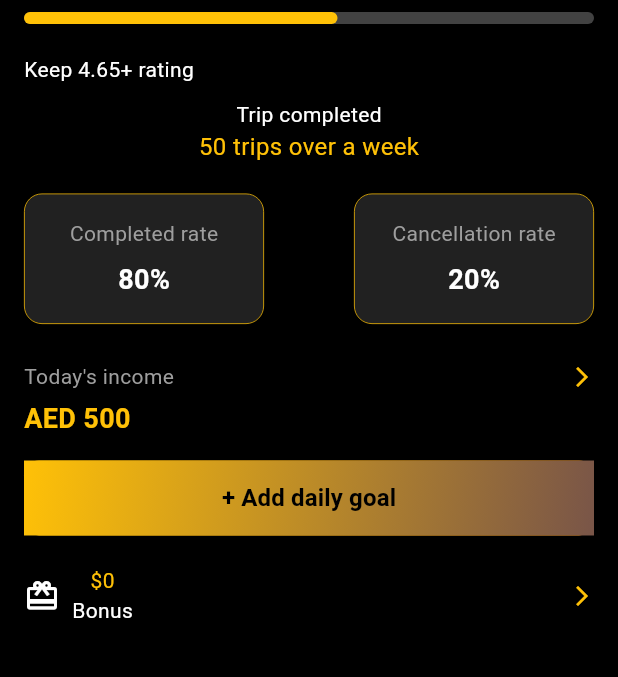
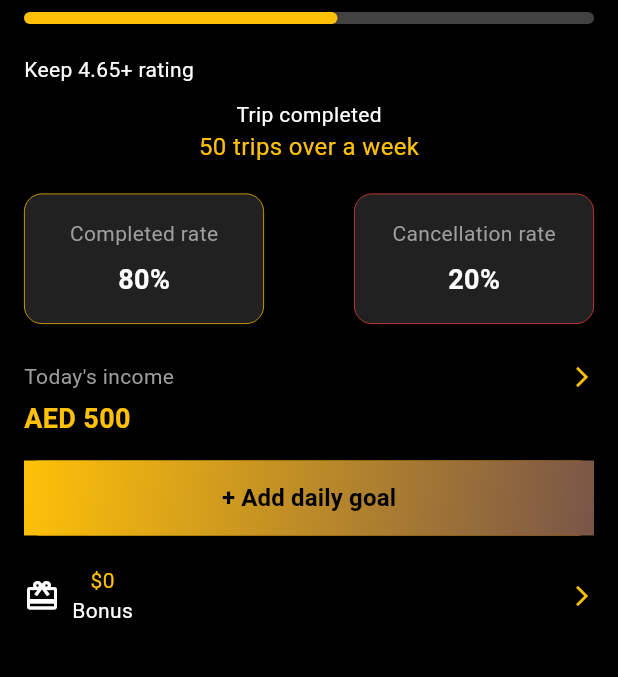
Before and after one commit to rohanWebstudio/luxury_rides, a Flutter app: the PerformancePage screen opened by its route, on a phone screen of 412 x 824 dp, the part 219-896 px from its top. Run offline on Flutter 3.47's test engine with Material 3 defaults, Android fonts, the phone set to English and light mode, and no system bars; our stand-ins replace google_fonts, sign_in_button; network calls fail.

Commit message:
performance page minor changes

```diff
--- a/lib/performance.dart
+++ b/lib/performance.dart
@@ -146,10 +146,12 @@ class _PerformancePageState
                     _infoBox(
                       "Completed rate",
                       "80%",
+                      Colors.amber,
                     ),
                     _infoBox(
                       "Cancellation rate",
                       "20%",
+                      Colors.red,
                     ),
                   ],
                 ),
@@ -274,6 +276,8 @@ class _PerformancePageState
     title,
     String
     value,
+    Color
+    borderColor,
   ) {
     return Container(
       width: 160,
@@ -283,7 +287,7 @@ class _PerformancePageState
       decoration: BoxDecoration(
         color: Colors.grey.shade900,
         border: Border.all(
-          color: Colors.amber,
+          color: borderColor,
           width: 0.5,
         ),
         borderRadius: BorderRadius.circular(
```
